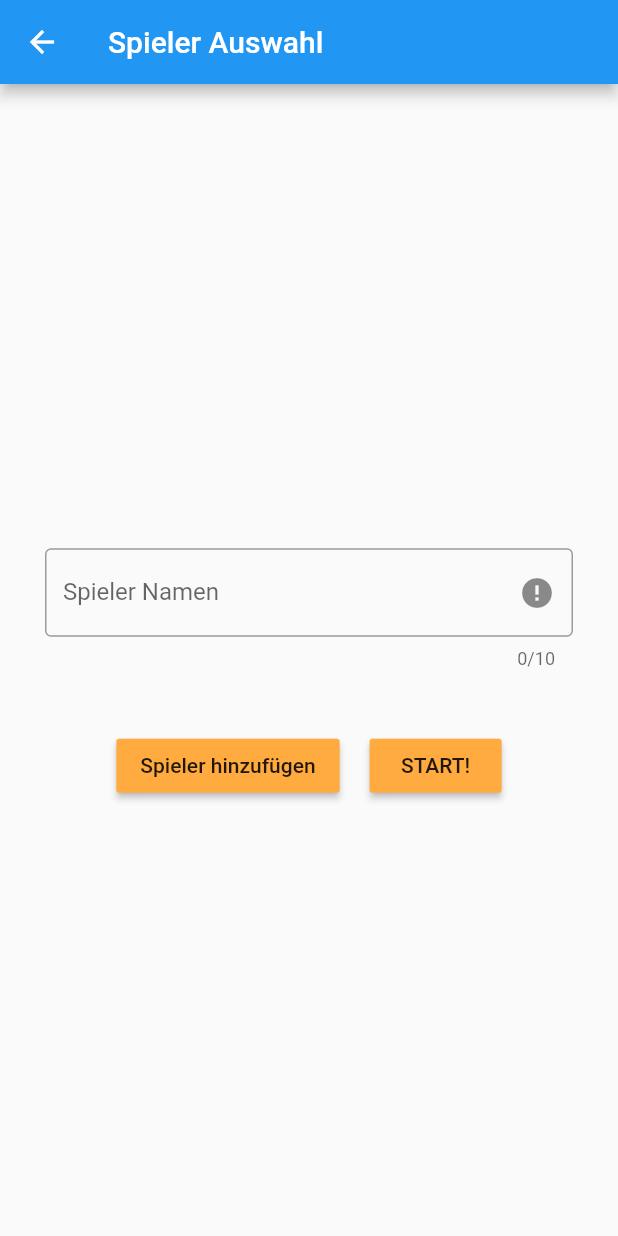
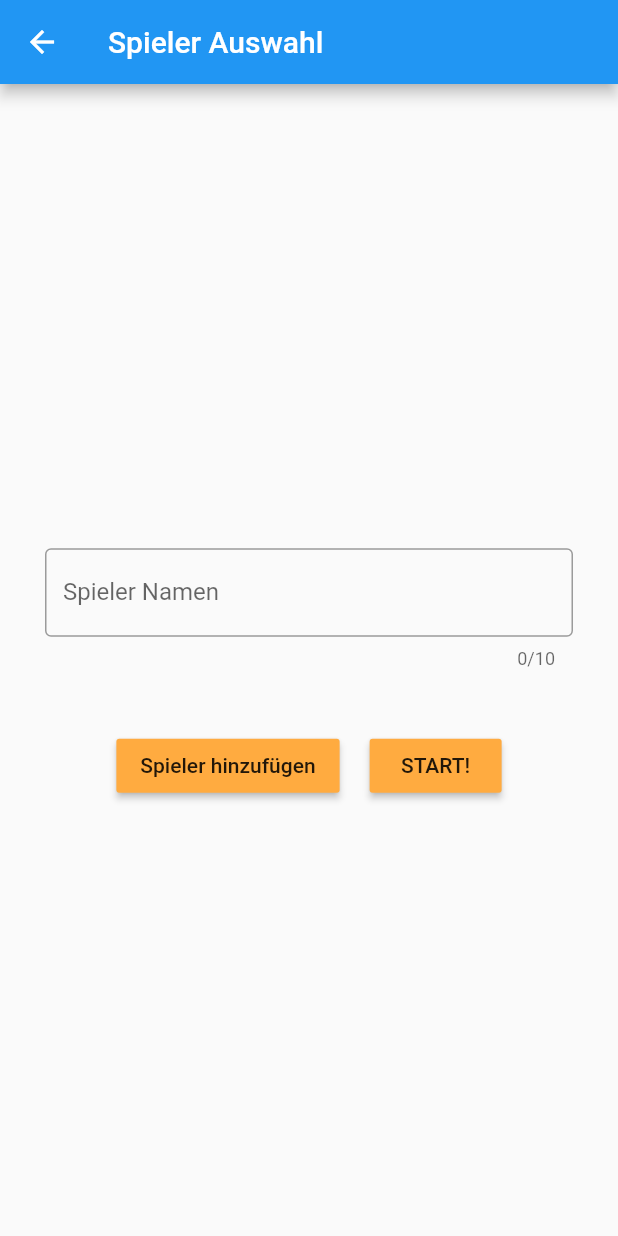
Before and after one commit to dasanten/YourDrinkinggame, a Flutter app: the PlayerInput screen opened directly, on a phone screen of 412 x 824 dp. Run offline on Flutter 3.47's test engine with Material 2 defaults, Android fonts, the phone set to English and light mode, and no system bars.

Commit message:
deleted "!" icon on PlayerInput

```diff
--- a/flutter_frontend/your_drinking_game_app/lib/game/PlayerInput.dart
+++ b/flutter_frontend/your_drinking_game_app/lib/game/PlayerInput.dart
@@ -35,7 +35,7 @@ class _PlayerInputState extends State<PlayerInput> {
                   decoration: InputDecoration(
                       labelText: 'Spieler Namen',
                       border: OutlineInputBorder(),
-                      suffixIcon: Icon(Icons.error)),
+                  ),
                   controller: _controller,
                   maxLength: 10,
                 ),
```
